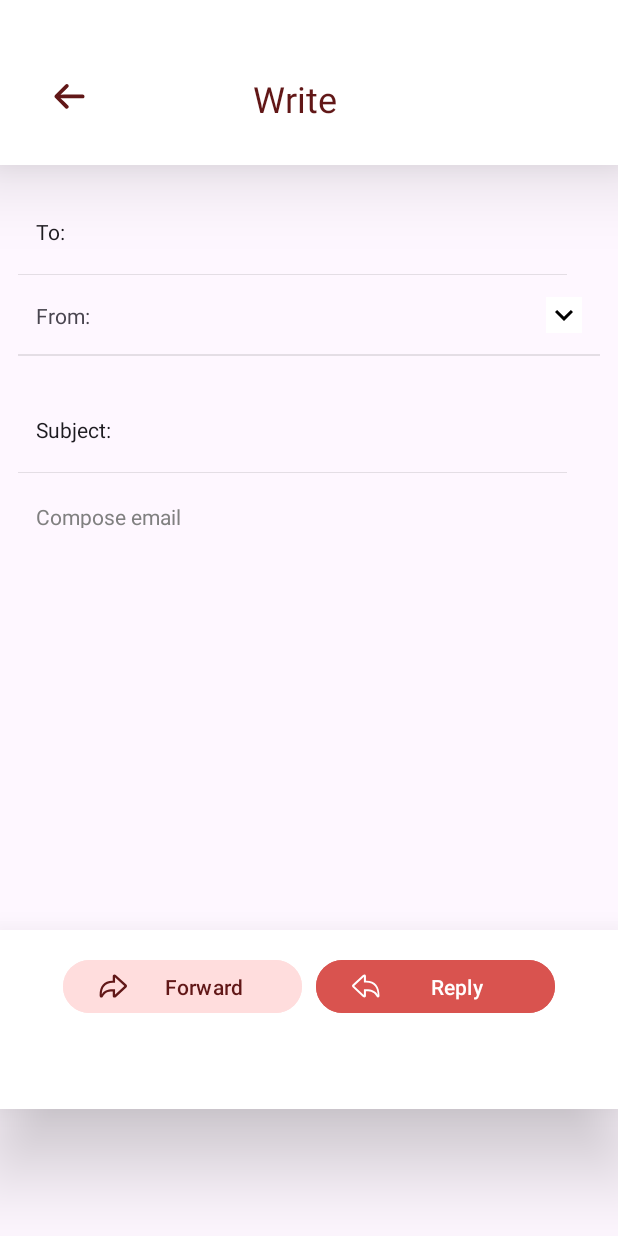
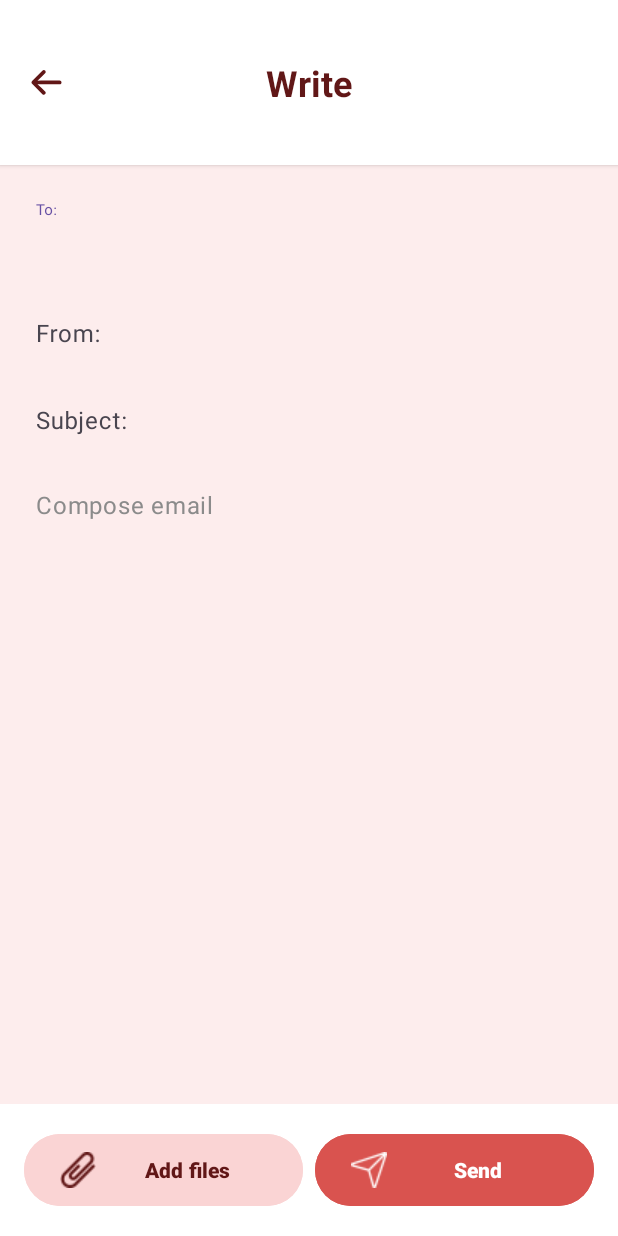
Before and after one commit to tuanminhphan45/mobile-project, an Android app: the WriteActivity screen opened directly, with no data from a screen before it, on a phone screen of 412 x 824 dp. Run offline under Robolectric (Android 15) with nearby library versions, the phone set to English and light mode, and no system bars.

Commit message:
update  write

```diff
--- a/app/src/main/java/vn/edu/usth/mobile_project/Activity/WriteActivity.java
+++ b/app/src/main/java/vn/edu/usth/mobile_project/Activity/WriteActivity.java
@@ -11,6 +11,7 @@ import androidx.core.graphics.Insets;
 import androidx.core.view.ViewCompat;
 import androidx.core.view.WindowInsetsCompat;
 
+import vn.edu.usth.mobile_project.Fragment.InboxFragment;
 import vn.edu.usth.mobile_project.R;
 
 public class WriteActivity extends AppCompatActivity {
@@ -30,7 +31,7 @@ public class WriteActivity extends AppCompatActivity {
         button.setOnClickListener(new View.OnClickListener() {
             @Override
             public void onClick(View view) {
-                Intent intent = new Intent(WriteActivity.this,MainActivity.class);
+                Intent intent = new Intent(WriteActivity.this, InboxFragment.class);
                 startActivity(intent);
             }
         });
--- a/app/src/main/res/layout/activity_write.xml
+++ b/app/src/main/res/layout/activity_write.xml
@@ -1,290 +1,174 @@
-<?xml version="1.0" encoding="utf-8"?>
-<RelativeLayout xmlns:android="http://schemas.android.com/apk/res/android"
+<LinearLayout xmlns:android="http://schemas.android.com/apk/res/android"
     xmlns:app="http://schemas.android.com/apk/res-auto"
     xmlns:tools="http://schemas.android.com/tools"
     android:id="@+id/main"
     android:layout_width="match_parent"
     android:layout_height="match_parent"
+    android:orientation="vertical"
+    android:background="#FDEDED"
     tools:context=".Activity.WriteActivity">
 
-
+    <!-- Top bar layout with back button and title -->
     <RelativeLayout
-        android:id="@+id/to"
         android:layout_width="match_parent"
-        android:layout_height="54dp"
-
-
-        android:layout_marginTop="129dp"
-        android:clipToOutline="true">
-
-        <View
-            android:id="@+id/separation_"
-            android:layout_width="366dp"
-            android:layout_height="1dp"
-            android:layout_alignParentLeft="true"
-            android:layout_alignParentTop="true"
-            android:layout_marginLeft="12dp"
-            android:layout_marginTop="53dp"
-            android:background="#1A000000" />
-
-        <EditText
-            android:id="@+id/input_to"
-            android:layout_width="match_parent"
-            android:layout_height="match_parent"
-            android:layout_alignParentStart="true"
-            android:layout_alignParentTop="true"
-            android:layout_alignParentBottom="true"
-            android:layout_marginStart="24dp"
-            android:layout_marginEnd="24dp"
-            android:layout_marginTop="15dp"
-            android:layout_marginBottom="17dp"
-            android:background="@android:color/transparent"
-            android:gravity="top"
-            android:text="To:"
-            android:textSize="14sp" />
-
-        <!--        <TextView-->
-        <!--            android:id="@+id/To"-->
-        <!--            android:layout_width="20dp"-->
-        <!--            android:layout_height="17dp"-->
-        <!--            android:layout_alignParentLeft="true"-->
-        <!--            android:layout_alignParentTop="true"-->
-        <!--            android:layout_marginLeft="24dp"-->
-        <!--            android:layout_marginTop="19dp"-->
-        <!--            android:gravity="top"-->
-        <!--            android:text="To:"/>-->
-
-
-    </RelativeLayout>
-
-    <RelativeLayout
-        android:id="@+id/from"
-        android:layout_width="match_parent"
-        android:layout_height="54dp"
-        android:layout_marginTop="183dp"
-        android:clipToOutline="true">
-
-        <View
-            android:id="@+id/separation2"
-            android:layout_width="match_parent"
-            android:layout_height="1dp"
-            android:layout_alignParentBottom="true"
-            android:layout_marginStart="12dp"
-            android:layout_marginEnd="12dp"
-            android:background="#1A000000" />
+        android:layout_height="110dp"
+        android:background="@color/white"
+        android:elevation="2dp"
+        android:id="@+id/top_write">
 
         <TextView
-            android:id="@+id/fromLabel"
+            android:id="@+id/title"
             android:layout_width="wrap_content"
             android:layout_height="wrap_content"
-            android:layout_alignParentStart="true"
-            android:layout_marginStart="24dp"
-            android:layout_centerVertical="true"
-            android:text="From:"
-            android:textSize="14sp" />
-
-        <Spinner
-            android:id="@+id/spinnerFrom"
-            android:layout_width="0dp"
-            android:layout_height="match_parent"
-            android:layout_marginStart="10dp"
-            android:layout_marginEnd="40dp"
-            android:layout_toEndOf="@id/fromLabel"
-            android:layout_centerVertical="true"
-            android:spinnerMode="dropdown"
-            android:background="@android:drawable/btn_dropdown" />
+            android:layout_centerInParent="true"
+            android:text="Write"
+            android:textColor="#611717"
+            android:textSize="24sp"
+            android:textStyle="bold" />
 
         <ImageButton
-            android:id="@+id/down_arrow"
-            android:layout_width="24dp"
-            android:layout_height="24dp"
-            android:layout_alignParentEnd="true"
+            android:id="@+id/back_write"
+            android:layout_width="29dp"
+            android:layout_height="29dp"
+            android:layout_alignParentStart="true"
+            android:layout_marginStart="16dp"
             android:layout_centerVertical="true"
-            android:layout_marginEnd="24dp"
-            android:src="@drawable/down_arrow"
-            android:background="@color/white"/>
-
-    </RelativeLayout>
-
-    <!--Subject-->
-    <RelativeLayout
-        android:id="@+id/subject"
-        android:layout_width="match_parent"
-        android:layout_height="54dp"
-        android:layout_alignParentLeft="true"
-        android:layout_alignParentTop="true"
-        android:layout_marginTop="261dp"
-        android:clipToOutline="true" >
-
-        <!--        <TextView-->
-        <!--            android:id="@+id/Subject"-->
-        <!--            android:layout_width="55dp"-->
-        <!--            android:layout_height="17dp"-->
-        <!--            android:layout_alignParentLeft="true"-->
-        <!--            android:layout_marginLeft="24dp"-->
-        <!--            android:layout_alignParentTop="true"-->
-        <!--            android:layout_marginTop="19dp"-->
-        <!--            android:text="Subject:"-->
-        <!--            android:textSize="14sp"-->
-        <!--            android:gravity="top"-->
-        <!--            />-->
-        <EditText
-            android:id="@+id/inputt_subject"
-            android:layout_width="match_parent"
-            android:layout_height="match_parent"
-            android:layout_alignParentStart="true"
-            android:layout_alignParentTop="true"
-            android:layout_alignParentBottom="true"
-            android:layout_marginStart="24dp"
-            android:layout_marginEnd="24dp"
-            android:layout_marginTop="15dp"
-            android:layout_marginBottom="17dp"
             android:background="@android:color/transparent"
-            android:gravity="top"
-            android:text="Subject:"
-            android:textSize="14sp" />
-
-        <View
-            android:id="@+id/separation3"
-            android:layout_width="366dp"
-            android:layout_height="1dp"
-            android:layout_alignParentLeft="true"
-            android:layout_marginLeft="12dp"
-            android:layout_alignParentTop="true"
-            android:layout_marginTop="53dp"
-            android:background="#1A000000"
-            />
-    </RelativeLayout>
-    <!--Compose Email-->
-    <RelativeLayout
-
-        android:id="@+id/compose_ema"
-        android:layout_width="match_parent"
-        android:layout_height="54dp"
-        android:layout_alignParentLeft="true"
-        android:layout_alignParentTop="true"
-        android:layout_marginTop="315dp"
-        android:clipToOutline="true"
-        >
-
-        <TextView
-            android:id="@+id/Compose_ema"
-            android:layout_width="102dp"
-            android:layout_height="17dp"
-            android:layout_alignParentLeft="true"
-            android:layout_marginLeft="24dp"
-            android:layout_alignParentTop="true"
-            android:layout_marginTop="19dp"
-            android:text="Compose email"
-            android:textSize="14sp"
-            android:textColor="#808080"
-            android:gravity="top"
-            />
-    </RelativeLayout>
-
-    <!--Footer-->
-    <RelativeLayout
-        android:id="@+id/background"
-        android:layout_width="match_parent"
-        android:layout_height="119dp"
-        android:layout_marginTop="620dp"
-        android:background="@color/white"
-        android:elevation="32dp"
-
-        >
-
-
-        <RelativeLayout
-            android:layout_width="match_parent"
-            android:layout_height="wrap_content"
-            android:layout_marginTop="16dp"
-            android:orientation="horizontal">
-
-
-            <RelativeLayout
-                android:layout_width="wrap_content"
-                android:layout_height="wrap_content"
-                android:layout_marginStart="42dp"
-                android:layout_alignParentStart="true"
-                >
-
-                <Button
-                    android:id="@+id/forwardBtn"
-                    android:layout_width="159dp"
-                    android:layout_height="43dp"
-                    android:layout_weight="1"
-                    android:text="@string/forwardText"
-                    android:drawableLeft="@drawable/forward_icon"
-                    android:gravity="center"
-                    android:backgroundTint="@color/button_background"
-                    android:textColor="#611717"/>
-
-
-
-            </RelativeLayout>
-
-            <RelativeLayout
-                android:layout_width="wrap_content"
-                android:layout_height="wrap_content"
-                android:layout_marginEnd="42dp"
-                android:layout_alignParentEnd="true"
-                android:layout_centerInParent="true">
-                <Button
-                    android:id="@+id/replyBtn"
-                    android:layout_width="159dp"
-                    android:layout_height="43dp"
-                    android:gravity="center"
-                    android:drawableLeft="@drawable/reply_icon"
-                    android:layout_weight="1"
-                    android:text="@string/replyText"
-                    android:layout_marginStart="8dp"
-                    android:backgroundTint="#D9534F"
-                    android:textColor="#FFFFFF"
-                    />
-
+            android:src="@drawable/ic_back_arrow"
+            android:contentDescription="Back" />
 
     </RelativeLayout>
 
 
-        </RelativeLayout>
+    <LinearLayout
+        android:layout_width="match_parent"
+        android:layout_height="0dp"
+        android:layout_weight="1"
+        android:orientation="vertical"
+        android:paddingVertical="24dp"
+        android:paddingHorizontal="12dp">
 
 
+        <com.google.android.material.textfield.TextInputLayout
+            android:layout_width="match_parent"
+            android:layout_height="wrap_content"
+            app:boxBackgroundColor="#FFFFFF"
+            app:boxStrokeColor="#CCC"
+            app:hintEnabled="true"
+            app:hintTextAppearance="@style/Widget.MaterialComponents.TextInputLayout.OutlinedBox">
 
-    </RelativeLayout>
+            <com.google.android.material.textfield.TextInputEditText
+                android:layout_width="match_parent"
+                android:layout_height="54dp"
+                android:hint="@string/to"
+                android:background="@android:color/transparent"
+                android:paddingStart="12dp"
+                android:textColorHint="#8B8B8B" />
 
-    <RelativeLayout
+        </com.google.android.material.textfield.TextInputLayout>
+
+
+        <com.google.android.material.textfield.TextInputLayout
             android:layout_width="match_parent"
-        android:layout_height="110dp"
+            android:layout_height="wrap_content"
+
+            app:boxStrokeWidth="2dp"
+            app:boxStrokeColor="#611717"
+            app:hintEnabled="true"
+            app:hintTextAppearance="@style/Widget.MaterialComponents.TextInputLayout.OutlinedBox">
+
+            <com.google.android.material.textfield.TextInputEditText
+                android:layout_width="match_parent"
+                android:layout_height="54dp"
+                android:hint="@string/from"
+                android:background="@android:color/transparent"
+                android:paddingStart="12dp"
+                android:textColorHint="#8B8B8B" />
+
+        </com.google.android.material.textfield.TextInputLayout>
+
+
+        <com.google.android.material.textfield.TextInputLayout
+            android:layout_width="match_parent"
+            android:layout_height="wrap_content"
+            app:boxBackgroundColor="#FFFFFF"
+            app:boxStrokeColor="#CCC"
+            app:hintEnabled="true"
+            app:hintTextAppearance="@style/Widget.MaterialComponents.TextInputLayout.OutlinedBox">
+
+            <com.google.android.material.textfield.TextInputEditText
+                android:layout_width="match_parent"
+                android:layout_height="54dp"
+                android:hint="@string/subject"
+                android:background="@android:color/transparent"
+                android:paddingStart="12dp"
+                android:textColorHint="#8B8B8B" />
+
+        </com.google.android.material.textfield.TextInputLayout>
+
+
+        <com.google.android.material.textfield.TextInputLayout
+            android:layout_width="match_parent"
+            android:layout_height="wrap_content"
+            app:boxBackgroundColor="#FFFFFF"
+            app:boxStrokeColor="#CCC"
+            app:hintEnabled="false"
+            app:hintTextAppearance="@style/Widget.MaterialComponents.TextInputLayout.OutlinedBox">
+
+            <com.google.android.material.textfield.TextInputEditText
+                android:layout_width="match_parent"
+                android:layout_height="150dp"
+                android:hint="Compose email"
+                android:background="@android:color/transparent"
+                android:gravity="top"
+                android:paddingStart="12dp"
+                android:textColorHint="#8B8B8B" />
+
+        </com.google.android.material.textfield.TextInputLayout>
+
+    </LinearLayout>
+
+
+    <LinearLayout
+        android:layout_width="match_parent"
+        android:layout_height="wrap_content"
+        android:orientation="horizontal"
         android:background="@color/white"
-        android:elevation="32dp"
-        >
+        android:gravity="center_vertical"
+        android:padding="16dp"
+        android:layout_gravity="bottom">
 
-        <TextView
-            android:id="@+id/title"
-            android:layout_width="62dp"
-            android:layout_height="29dp"
-            android:layout_alignParentStart="true"
-            android:layout_marginStart="165dp"
-            android:layout_alignParentTop="true"
-            android:layout_marginTop="49dp"
-            android:text="Write"
-            android:textSize="24sp"
+        <!-- "Add Files" Button -->
+        <Button
+            android:id="@+id/addFiles"
+            android:layout_width="0dp"
+            android:layout_height="wrap_content"
+            android:layout_weight="1"
+            android:backgroundTint="#FAD4D4"
+            android:text="Add files"
             android:textColor="#611717"
-            android:gravity="center_horizontal|top"
+            android:drawableLeft="@drawable/paper_clip"
+            android:drawablePadding="8dp"
+            android:paddingVertical="12dp"
+            android:textStyle="bold" />
+
+        <!-- "Send" Button -->
+        <Button
+            android:id="@+id/sendBtn"
+            android:layout_width="0dp"
+            android:layout_height="wrap_content"
+            android:layout_weight="1"
+            android:backgroundTint="#D9534F"
+            android:text="Send"
+            android:textColor="#FFFFFF"
+            android:drawableLeft="@drawable/send"
+            android:drawablePadding="14dp"
+            android:paddingVertical="12dp"
+            android:textStyle="bold"
+            android:layout_marginStart="8dp"
+
             />
 
-        <ImageButton
-            android:layout_width="29dp"
-            android:layout_height="29dp"
-            android:layout_alignParentStart="true"
-            android:layout_marginStart="31dp"
-            android:layout_alignParentTop="true"
-            android:layout_marginTop="49dp"
-            android:src="@drawable/ic_back_arrow"
-            android:backgroundTint="@color/white"
-            android:id="@+id/back_write"
-            />
+    </LinearLayout>
 
-
-    </RelativeLayout>
-</RelativeLayout>
+</LinearLayout>
--- a/app/src/main/res/values/strings.xml
+++ b/app/src/main/res/values/strings.xml
@@ -21,8 +21,8 @@
     <string name="compose">Compose</string>
     <string name="new_chat">New chat</string>
     <string name="please_register_with_your_information">Please register with your information</string>
-    <string name="to">To</string>
-    <string name="subject">Subject</string>
+    <string name="to">To:</string>
+    <string name="subject">Subject:</string>
     <string name="message">Message</string>
     <string name="to_me">to me</string>
     <string name="reply">Reply</string>
@@ -41,7 +41,7 @@
     <string name="settings">SETTINGS</string>
     <string name="settings_1">Settings</string>
     <string name="log_out">Log out</string>
-    <string name="from">From</string>
+    <string name="from">From:</string>
     <string name="me">me</string>
     <string name="sign_in_to_your_account">Sign in to your account</string>
     <string name="email_address">Email Address</string>
@@ -80,4 +80,5 @@ Lorem ipsum dolor sit amet, consectetur adipiscing elit, sed do eiusmod tempor i
     <string name="trashbtn">Trashbtn</string>
     <string name="search">Search</string>
     <string name="searching">Searching</string>
+
 </resources>
```
Lines whose indentation alone changed are shown as unchanged.
